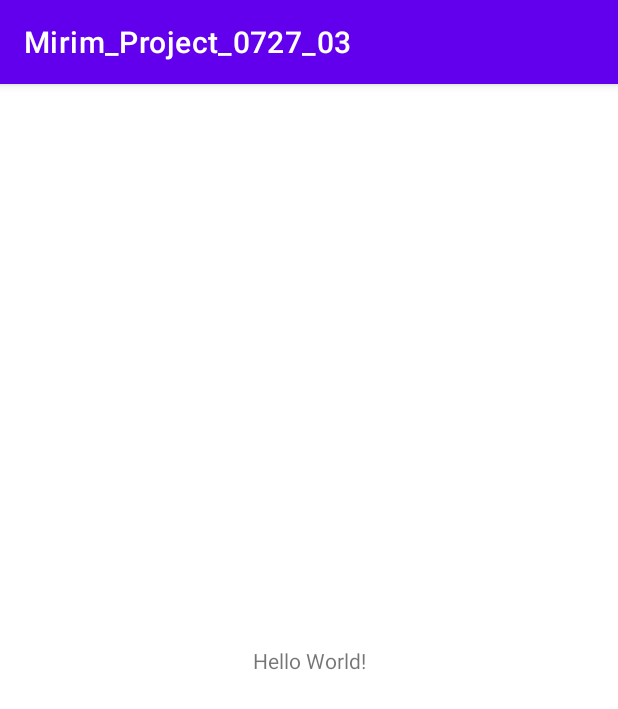
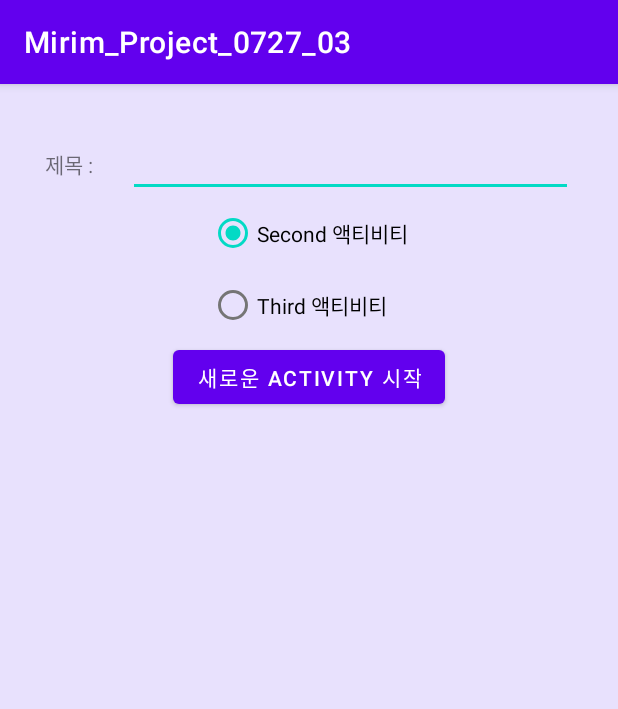
Before and after one commit to kwonha/Mirim_Project_0727_03, an Android app: the screen it shows after launch (MainActivity), on a phone screen of 412 x 824 dp. Shown: the top 709 px of the screen. Run offline under Robolectric (Android 15) with nearby library versions, the phone set to English and light mode, and no system bars.

```diff
--- a/app/src/main/AndroidManifest.xml
+++ b/app/src/main/AndroidManifest.xml
@@ -10,6 +10,12 @@
         android:supportsRtl="true"
         android:theme="@style/Theme.Mirim_Project_0727_03">
         <activity
+            android:name=".ThirdActivity"
+            android:exported="false" />
+        <activity
+            android:name=".SecondActivity"
+            android:exported="false" />
+        <activity
             android:name=".MainActivity"
             android:exported="true">
             <intent-filter>
--- a/app/src/main/java/kr/hs/emirim/s2118/mirim_project_0727_03/MainActivity.java
+++ b/app/src/main/java/kr/hs/emirim/s2118/mirim_project_0727_03/MainActivity.java
@@ -2,13 +2,42 @@ package kr.hs.emirim.s2118.mirim_project_0727_03;
 
 import androidx.appcompat.app.AppCompatActivity;
 
+import android.content.Intent;
 import android.os.Bundle;
+import android.view.View;
+import android.widget.Button;
+import android.widget.EditText;
+import android.widget.RadioGroup;
 
 public class MainActivity extends AppCompatActivity {
+    RadioGroup rg;
+    EditText editTitle;
 
     @Override
     protected void onCreate(Bundle savedInstanceState) {
         super.onCreate(savedInstanceState);
         setContentView(R.layout.activity_main);
+        rg = findViewById(R.id.rg);
+        editTitle = findViewById(R.id.edit_title);
+        Button btnStart = findViewById(R.id.btn_start);
+        btnStart.setOnClickListener(btnStartListener);
     }
+
+    View.OnClickListener btnStartListener = new View.OnClickListener() {
+        @Override
+        public void onClick(View view) {
+            Class c = null;
+            switch (rg.getCheckedRadioButtonId()){
+                case R.id.rb_second:
+                    c=SecondActivity.class;
+                    break;
+                case R.id.rb_third:
+                    c=ThirdActivity.class;
+                    break;
+            }
+            Intent intent = new Intent(getApplicationContext(), c);
+            intent.putExtra("title", editTitle.getText().toString());
+            startActivity(intent);
+        }
+    };
 }
--- a/app/src/main/res/layout/activity_main.xml
+++ b/app/src/main/res/layout/activity_main.xml
@@ -1,18 +1,49 @@
 <?xml version="1.0" encoding="utf-8"?>
-<androidx.constraintlayout.widget.ConstraintLayout xmlns:android="http://schemas.android.com/apk/res/android"
+<LinearLayout xmlns:android="http://schemas.android.com/apk/res/android"
     xmlns:app="http://schemas.android.com/apk/res-auto"
     xmlns:tools="http://schemas.android.com/tools"
     android:layout_width="match_parent"
     android:layout_height="match_parent"
+    android:orientation="vertical"
+    android:padding="30dp"
+    android:background="#E8E1FD"
+    android:gravity="center_horizontal"
     tools:context=".MainActivity">
+    <LinearLayout
+        android:layout_width="match_parent"
+        android:layout_height="wrap_content"
+        android:orientation="horizontal">
+        <TextView
+            android:layout_width="wrap_content"
+            android:layout_height="wrap_content"
+            android:layout_marginRight="20dp"
+            android:text="제목 : "/>
+        <EditText
+            android:id="@+id/edit_title"
+            android:layout_width="match_parent"
+            android:layout_height="wrap_content"/>
+    </LinearLayout>
 
-    <TextView
+    <RadioGroup
+        android:id="@+id/rg"
+        android:layout_width="wrap_content"
+        android:layout_height="wrap_content">
+        <RadioButton
+            android:id="@+id/rb_second"
+            android:layout_width="wrap_content"
+            android:layout_height="wrap_content"
+            android:checked="true"
+            android:text="Second 액티비티"/>
+        <RadioButton
+            android:id="@+id/rb_third"
+            android:layout_width="wrap_content"
+            android:layout_height="wrap_content"
+            android:text="Third 액티비티"/>
+    </RadioGroup>
+    <Button
+        android:id="@+id/btn_start"
         android:layout_width="wrap_content"
         android:layout_height="wrap_content"
-        android:text="Hello World!"
-        app:layout_constraintBottom_toBottomOf="parent"
-        app:layout_constraintLeft_toLeftOf="parent"
-        app:layout_constraintRight_toRightOf="parent"
-        app:layout_constraintTop_toTopOf="parent" />
+        android:text="새로운 Activity 시작"/>
 
-</androidx.constraintlayout.widget.ConstraintLayout>
+</LinearLayout>
```
Also changed, not shown: app/src/main/java/kr/hs/emirim/s2118/mirim_project_0727_03/SecondActivity.java (added, +30 -0 lines), app/src/main/java/kr/hs/emirim/s2118/mirim_project_0727_03/ThirdActivity.java (added, +24 -0 lines), app/src/main/res/layout/activity_second.xml (added, +32 -0 lines), app/src/main/res/layout/activity_third.xml (added, +23 -0 lines), app/src/main/res/drawable/star.png (added).
